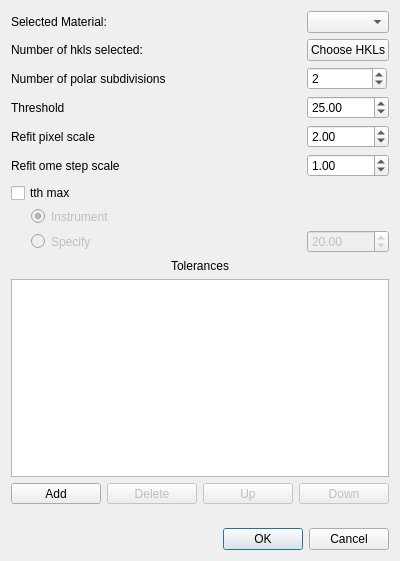
HEXRD/hexrdgui, file hexrd/ui/resources/ui/fit_grains_options_dialog.ui: the form before one commit.
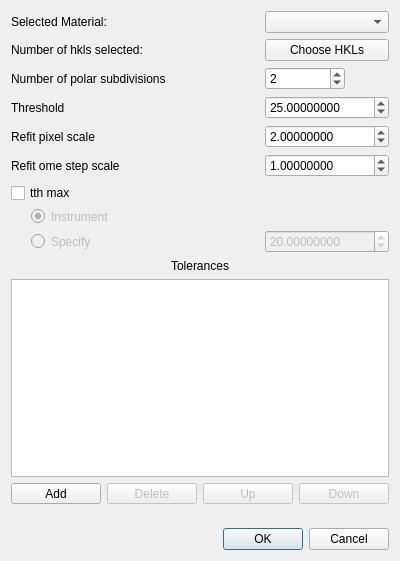
The form after the commit. Custom widgets are drawn as their Qt base class.

Commit message:
Convert all to ScientificDoubleSpinBox
This converts all widgets that are QDoubleSpinBox to
ScientificDoubleSpinBox, except the ones inside the powder calibration
options, since they were already changed in a separate PR.

We should definitely do some testing to make sure these work...

```diff
--- a/hexrd/ui/resources/ui/fit_grains_options_dialog.ui
+++ b/hexrd/ui/resources/ui/fit_grains_options_dialog.ui
@@ -57,6 +57,12 @@
        <property name="enabled">
         <bool>false</bool>
        </property>
+       <property name="decimals">
+        <number>8</number>
+       </property>
+       <property name="maximum">
+        <double>1000000.000000000000000</double>
+       </property>
        <property name="value">
         <double>20.000000000000000</double>
        </property>
@@ -109,6 +115,12 @@
          <verstretch>0</verstretch>
         </sizepolicy>
        </property>
+       <property name="decimals">
+        <number>8</number>
+       </property>
+       <property name="maximum">
+        <double>1000000.000000000000000</double>
+       </property>
        <property name="value">
         <double>2.000000000000000</double>
        </property>
@@ -136,14 +148,26 @@
       </widget>
      </item>
      <item row="3" column="1">
-      <widget class="QDoubleSpinBox" name="threshold">
+      <widget class="ScientificDoubleSpinBox" name="threshold">
+       <property name="decimals">
+        <number>8</number>
+       </property>
+       <property name="maximum">
+        <double>1000000.000000000000000</double>
+       </property>
        <property name="value">
         <double>25.000000000000000</double>
        </property>
       </widget>
      </item>
      <item row="5" column="1">
-      <widget class="QDoubleSpinBox" name="refit_ome_step_scale">
+      <widget class="ScientificDoubleSpinBox" name="refit_ome_step_scale">
+       <property name="decimals">
+        <number>8</number>
+       </property>
+       <property name="maximum">
+        <double>1000000.000000000000000</double>
+       </property>
        <property name="value">
         <double>1.000000000000000</double>
        </property>
@@ -294,6 +318,13 @@
    </item>
   </layout>
  </widget>
+ <customwidgets>
+  <customwidget>
+   <class>ScientificDoubleSpinBox</class>
+   <extends>QDoubleSpinBox</extends>
+   <header>scientificspinbox.h</header>
+  </customwidget>
+ </customwidgets>
  <tabstops>
   <tabstop>material</tabstop>
   <tabstop>choose_hkls</tabstop>
```
Left out of the diff: 4 changed lines with no effect on the pictures. The commit also changes 10 other files.
